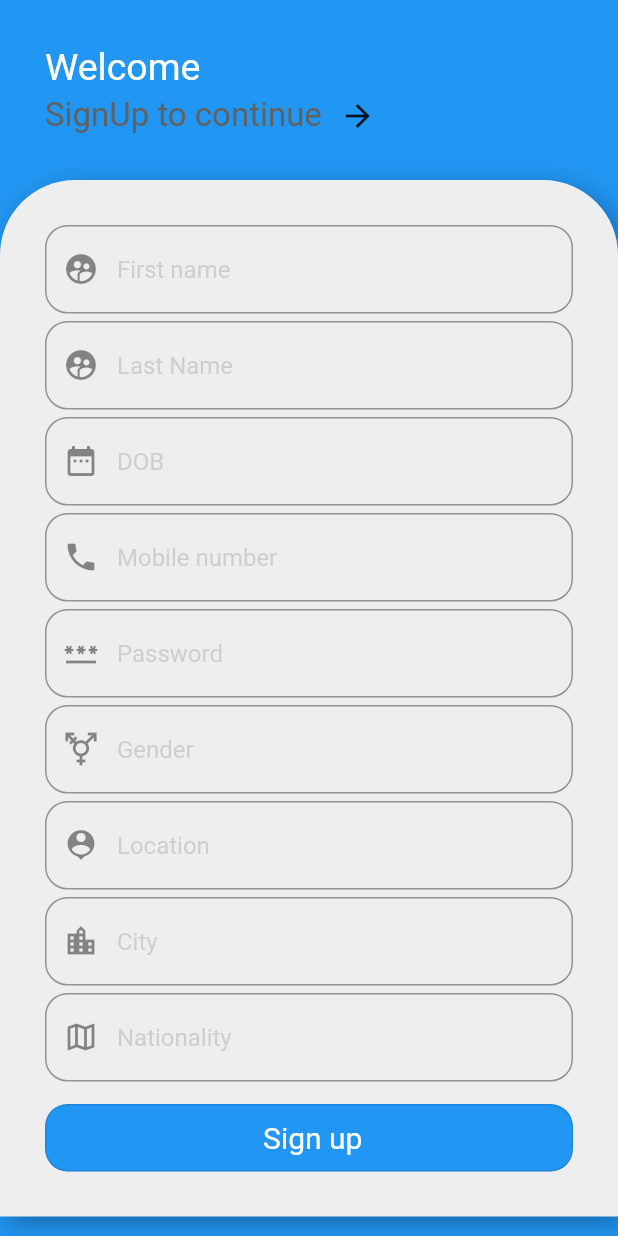
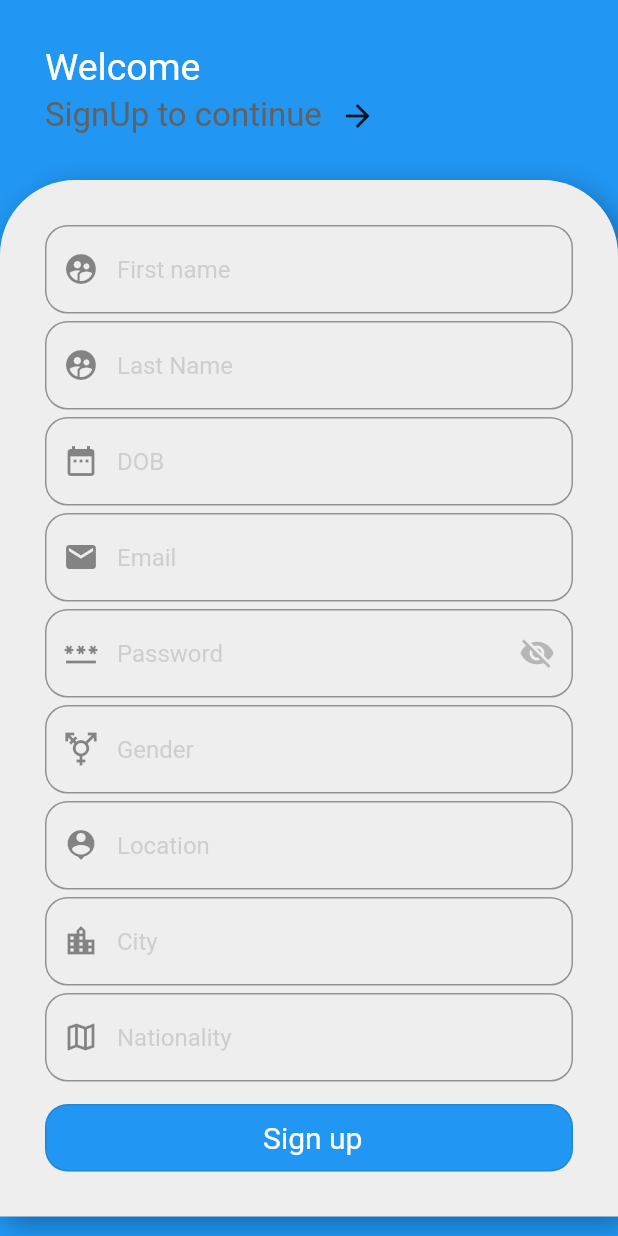
Before and after one commit to VishalR88/voice_to_text, a Flutter app: the RegisterPage screen opened directly, on a phone screen of 412 x 824 dp. Run offline on Flutter 3.47's test engine with Material 2 defaults, Android fonts, the phone set to English and light mode, and no system bars; our stand-ins replace audioplayers, cloud_firestore, email_validator, firebase_auth, firebase_core, flutter_spinkit and 5 more; missing offline and left inert: audioplayer, record; accounts and stored records are empty; network calls fail.

Commit message:
fixed background mic use and set email password login

```diff
--- a/lib/Pages/registerPage.dart
+++ b/lib/Pages/registerPage.dart
@@ -1,13 +1,10 @@
-import 'package:email_validator/email_validator.dart';
 import 'package:flutter/material.dart';
-import 'package:shared_preferences/shared_preferences.dart';
+import 'package:intl/intl.dart';
 import 'package:voice_to_text/Services/firebase_auth_service.dart';
 import 'package:voice_to_text/Widget/btn_widget.dart';
 import 'package:voice_to_text/Widget/email_textField_widget.dart';
-import 'package:voice_to_text/Widget/textFormFiled.dart';
 
 import '../firebase_service.dart';
-import 'Audio_Record_screen.dart';
 
 class RegisterPage extends StatefulWidget {
   @override
@@ -15,6 +12,7 @@ class RegisterPage extends StatefulWidget {
 }
 
 class _RegisterPageState extends State<RegisterPage> {
+
   final _formKey = GlobalKey<FormState>();
   final _firstNameController = TextEditingController();
   final _lastNameController = TextEditingController();
@@ -27,6 +25,36 @@ class _RegisterPageState extends State<RegisterPage> {
   final _nationalityController = TextEditingController();
   FirebaseConnection fconnection = FirebaseConnection();
   bool isLoading = false;
+  bool showHide = true;
+
+  togglepsd() {
+    setState(() {
+      showHide = !showHide;
+    });
+  }
+
+  DateTime selectedDate = DateTime.now();
+  String selectd_date = "";
+
+  Future<void> _selectDate(BuildContext context) async {
+    final DateTime? picked = await showDatePicker(
+        context: context,
+        initialDate: selectedDate,
+        firstDate: DateTime(1990),
+        lastDate: DateTime(2090));
+    if (picked != null && picked != selectedDate) {
+      final DateFormat formatter =
+      DateFormat('dd/M/yyyy');
+      final String formatted =
+      formatter.format(picked);
+      if(mounted) {
+        setState(() {
+          selectd_date = formatted;
+        });
+      }
+    }
+  }
+
 
 
   @override
@@ -116,6 +144,8 @@ class _RegisterPageState extends State<RegisterPage> {
                                       },
                                       keyboardTYPE: TextInputType.name,
                                       obscuretxt: false,
+                                      showHide: false,
+                                      readOnly: false,
                                     ),
                                     const SizedBox(
                                       height: 5,
@@ -133,6 +163,8 @@ class _RegisterPageState extends State<RegisterPage> {
                                       icon: Icons.supervised_user_circle,
                                       hint: "Last Name",
                                       obscuretxt: false,
+                                      showHide: false,
+                                      readOnly: false,
                                     ),
                                     const SizedBox(
                                       height: 5,
@@ -150,29 +182,40 @@ class _RegisterPageState extends State<RegisterPage> {
                                       icon: Icons.date_range,
                                       hint: "DOB",
                                       obscuretxt: false,
+                                      showHide: false,
+                                      readOnly: true,
+                                      ontapofeditText: ()async{
+                                        await _selectDate(context);
+                                        if(selectedDate != "null"){
+                                        setState(() {
+                                          _dobCintroller.text=selectd_date;
+                                        });}
+
+                                        // ScaffoldMessenger.of(context).showSnackBar(SnackBar(content: Text("data")));
+                                      },
+
                                     ),
                                     const SizedBox(
                                       height: 5,
                                     ),
                                     EmailFieldWidget(
-                                      maxlength: 10,
+                                      maxlength: 100,
                                       validators: (value) {
                                         if (value == null || value == "") {
-                                          return '*please enter mobile number';
+                                          return '*please enter email address';
                                         }
-                                        // if (!EmailValidator.validate(value)) {
-                                        //   return '*please enter valid email id';
-                                        // }
                                         else {
                                           return null;
                                         }
 
                                       },
-                                      keyboardTYPE: TextInputType.number,
+                                      keyboardTYPE: TextInputType.emailAddress,
                                       controller: _emailController,
-                                      icon: Icons.phone,
-                                      hint: "Mobile number",
+                                      icon: Icons.email,
+                                      hint: "Email",
                                       obscuretxt: false,
+                                      showHide: false,
+                                      readOnly: false,
                                     ),
                                     const SizedBox(
                                       height: 5,
@@ -189,7 +232,12 @@ class _RegisterPageState extends State<RegisterPage> {
                                       controller: _passwordController,
                                       icon: Icons.password,
                                       hint: "Password",
-                                      obscuretxt: true,
+                                      obscuretxt: showHide,
+                                      showHide: showHide,
+                                      readOnly: false,
+                                      ontapofsuffixicon: (){
+                                        togglepsd();
+                                      },
                                     ),
                                     const SizedBox(
                                       height: 5,
@@ -203,6 +251,8 @@ class _RegisterPageState extends State<RegisterPage> {
                                       icon: Icons.transgender,
                                       hint: "Gender",
                                       obscuretxt: false,
+                                      showHide: false,
+                                      readOnly: false,
                                     ),
                                     const SizedBox(
                                       height: 5,
@@ -216,6 +266,8 @@ class _RegisterPageState extends State<RegisterPage> {
                                       icon: Icons.location_history,
                                       hint: "Location",
                                       obscuretxt: false,
+                                      showHide: false,
+                                      readOnly: false,
                                     ),
                                     const SizedBox(
                                       height: 5,
@@ -229,6 +281,8 @@ class _RegisterPageState extends State<RegisterPage> {
                                       icon: Icons.location_city,
                                       hint: "City",
                                       obscuretxt: false,
+                                      showHide: false,
+                                      readOnly: false,
                                     ),
                                     const SizedBox(
                                       height: 5,
@@ -242,6 +296,8 @@ class _RegisterPageState extends State<RegisterPage> {
                                       icon: Icons.map_outlined,
                                       hint: "Nationality",
                                       obscuretxt: false,
+                                      showHide: false,
+                                      readOnly: false,
                                     ),
                                   ],
                                 )),
@@ -270,10 +326,10 @@ class _RegisterPageState extends State<RegisterPage> {
                                 fconnection
                                     .saveRegisterformData(_firstNameController.text,_lastNameController.text,_dobCintroller.text,_emailController.text,_passwordController.text,_genderController.text)
                                     .whenComplete(() async {
-                                  SharedPreferences prefs =
-                                  await SharedPreferences.getInstance();
-                                  prefs.setString(
-                                      'email', '${_emailController.text}');
+                                  // SharedPreferences prefs =
+                                  // await SharedPreferences.getInstance();
+                                  // prefs.setString(
+                                  //     'email', '${_emailController.text}');
                                   setState(() {
                                     isLoading = false;
                                   });
--- a/lib/Services/firebase_auth_service.dart
+++ b/lib/Services/firebase_auth_service.dart
@@ -14,15 +14,30 @@ class AuthClass {
       UserCredential ruserCredential = await auth.createUserWithEmailAndPassword(email: email, password: password).whenComplete(() {
         ScaffoldMessenger.of(context).clearSnackBars();
         ScaffoldMessenger.of(context).showSnackBar(const SnackBar(content:  Text("Successfully registered")));
+      });
+      if(ruserCredential != null) {
         Navigator.pushAndRemoveUntil(
             context,
             MaterialPageRoute(builder: (builder) => LogInPage()),
                 (route) => false);
-      });
-    } catch (e) {
+      }
+
+    }
+    catch (e) {
       print(e);
+      if(e.toString() == "[firebase_auth/invalid-email] The email address is badly formatted."){
+        ScaffoldMessenger.of(context).clearSnackBars();
+        ScaffoldMessenger.of(context).showSnackBar(const SnackBar(content: Text("The email address is badly formatted, please enter valid email address.")));
+      }
+      else if (e.toString()=="[firebase_auth/email-already-in-use] The email address is already in use by another account."){
+        ScaffoldMessenger.of(context).clearSnackBars();
+        ScaffoldMessenger.of(context).showSnackBar(const SnackBar(content: Text("The email address is already in use by another account.")));
+      }
+      else{
         ScaffoldMessenger.of(context).clearSnackBars();
         ScaffoldMessenger.of(context).showSnackBar(SnackBar(content: Text(e.toString())));
+      }
+
     }
   }
 
@@ -104,19 +119,25 @@ class AuthClass {
     try {
       AuthCredential credential = PhoneAuthProvider.credential(
           verificationId: verificationId, smsCode: smsCode);
-      // ignore: unused_local_variable
       UserCredential userCredential =
       await auth.signInWithCredential(credential);
+      if(userCredential!=null) {
         Navigator.pushAndRemoveUntil(
             context,
             MaterialPageRoute(builder: (builder) => AudioRecoedScreen()),
                 (route) => false);
-    } catch (e) {
-      showSnackbar(context, e.toString());
+      }
+    }
+    catch (e) {
+      if(e.toString() == "[firebase_auth/invalid-verification-code] The sms verification code used to create the phone auth credential is invalid. Please resend the verification code sms and be sure use the verification code provided by the user."){
+        showSnackbar(context, "You entered wrong OTP, please enter valid verification code");
+      }
+
     }
   }
 
   void showSnackbar(BuildContext context, String text) {
+    ScaffoldMessenger.of(context).clearSnackBars();
     final snackBar = SnackBar(content: Text(text));
     ScaffoldMessenger.of(context).showSnackBar(snackBar);
   }
--- a/lib/Widget/email_textField_widget.dart
+++ b/lib/Widget/email_textField_widget.dart
@@ -7,12 +7,17 @@ class EmailFieldWidget extends StatefulWidget {
    String hint;
    bool obscuretxt;
    int? maxlength;
+   bool showHide;
+   bool readOnly;
+   Function? ontapofsuffixicon;
+
+   Function? ontapofeditText;
   TextInputType? keyboardTYPE;
   final FormFieldValidator<String> validators;
 
    EmailFieldWidget({
 
-     required this.controller,required this.icon,required this.hint, required this.validators,required this.keyboardTYPE,required this.obscuretxt,this.maxlength
+     required this.controller,required this.icon,required this.readOnly,this.ontapofeditText,required this.hint,required this.showHide,this.ontapofsuffixicon, required this.validators,required this.keyboardTYPE,required this.obscuretxt,this.maxlength
   });
 
   @override
@@ -40,6 +45,8 @@ class _EmailFieldWidgetState extends State<EmailFieldWidget> {
   Widget build(BuildContext context) => SizedBox(
     // height: 56,
     child: TextFormField(
+        readOnly: widget.readOnly,
+      onTap: widget.hint=="DOB"? (){widget.ontapofeditText!();} :null,
         controller: widget.controller,
          validator: widget.validators,
         maxLength: widget.maxlength,
@@ -50,11 +57,19 @@ class _EmailFieldWidgetState extends State<EmailFieldWidget> {
             borderRadius: BorderRadius.circular(15),
           ),
 
-          prefixIcon:  Icon(widget.icon),
+          prefixIcon: Icon(widget.icon),
 
           hintText: widget.hint,
           hintStyle: TextStyle(fontSize: 16.0, color: Colors.grey.withOpacity(0.4)),
-          suffixIcon: widget.controller.text.isEmpty
+          suffixIcon:widget.hint == "Password" ? IconButton(
+            icon: widget.showHide
+                ? Icon(Icons.visibility_off)
+                : Icon(Icons.visibility),
+            color: Colors.grey.withOpacity(0.7),
+            onPressed: () {
+              widget.ontapofsuffixicon!();
+            },
+          ): widget.controller.text.isEmpty
               ? Container(width: 0)
               : IconButton(
                   icon: const Icon(Icons.close),
```
Also changed, not shown: lib/Pages/Audio_Record_screen.dart (+8 -2 lines), lib/Pages/MobilLoginScreen.dart (+1 -16 lines), lib/Pages/login_page.dart (+29 -41 lines), lib/Pages/otp.dart (+17 -11 lines), pubspec.lock. Lines whose indentation alone changed are shown as unchanged.
